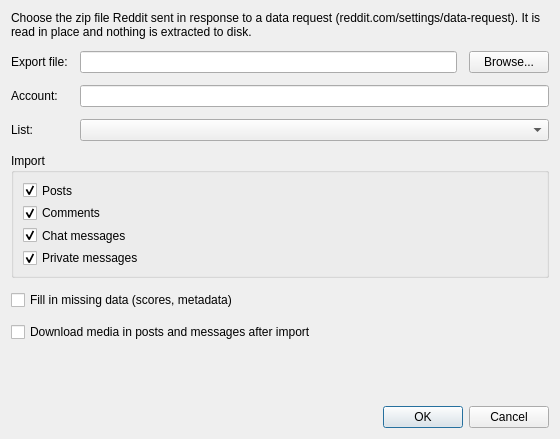
myanonapps/DownloaderForReddit, file Resources/ui_files/import_reddit_export_dialog.ui: the form before one commit.
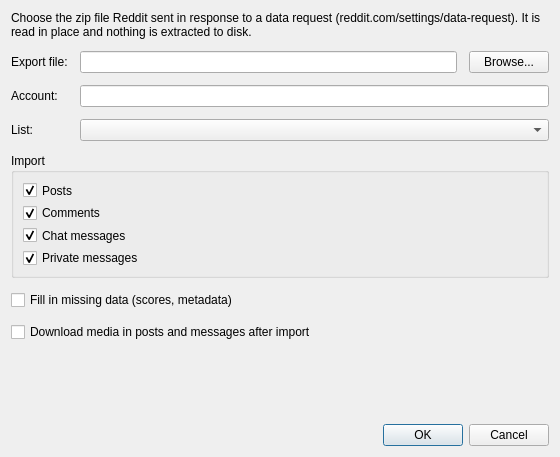
The form after the commit.

Commit message: Pretty summary and status

```diff
--- a/Resources/ui_files/import_reddit_export_dialog.ui
+++ b/Resources/ui_files/import_reddit_export_dialog.ui
@@ -160,17 +160,63 @@
      </property>
      <property name="textInteractionFlags">
       <set>Qt::TextSelectableByMouse</set>
+     </property>
+    </widget>
+   </item>
+   <item>
+    <widget class="QFrame" name="status_frame">
+     <layout class="QHBoxLayout" name="status_layout">
+      <property name="leftMargin">
+       <number>8</number>
+      </property>
+      <property name="topMargin">
+       <number>6</number>
+      </property>
+      <property name="rightMargin">
+       <number>8</number>
+      </property>
+      <property name="bottomMargin">
+       <number>6</number>
+      </property>
+      <item alignment="Qt::AlignTop">
+       <widget class="QLabel" name="status_icon_label">
+        <property name="minimumSize">
+         <size>
+          <width>20</width>
+          <height>20</height>
+         </size>
+        </property>
+        <property name="maximumSize">
+         <size>
+          <width>20</width>
+          <height>20</height>
+         </size>
+        </property>
+        <property name="text">
+         <string/>
      </property>
     </widget>
    </item>
    <item>
     <widget class="QLabel" name="status_label">
+        <property name="sizePolicy">
+         <sizepolicy hsizetype="Expanding" vsizetype="Preferred">
+          <horstretch>1</horstretch>
+          <verstretch>0</verstretch>
+         </sizepolicy>
+        </property>
      <property name="text">
       <string/>
      </property>
      <property name="wordWrap">
       <bool>true</bool>
      </property>
+        <property name="textInteractionFlags">
+         <set>Qt::TextSelectableByMouse</set>
+        </property>
+       </widget>
+      </item>
+     </layout>
     </widget>
    </item>
    <item>
```
Left out of the diff: 3 changed lines with no effect on the pictures. Lines whose indentation alone changed are shown as unchanged. The commit also changes 2 other files.
